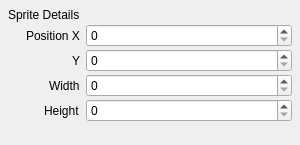
thunder-engine/thunder, file worldeditor/src/editors/textureedit/spriteelement.ui: the form before one commit.
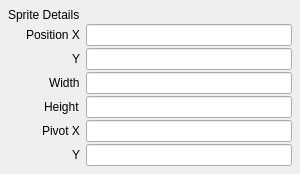
The form after the commit.

Commit message: - Documentation for Sprite class - Pivot points for the sprites

Diff of the .ui file:
```diff
--- a/worldeditor/src/editors/textureedit/spriteelement.ui
+++ b/worldeditor/src/editors/textureedit/spriteelement.ui
@@ -7,7 +7,7 @@
     <x>0</x>
     <y>0</y>
     <width>300</width>
-    <height>145</height>
+    <height>163</height>
    </rect>
   </property>
   <property name="windowTitle">
@@ -63,34 +63,6 @@
      </property>
     </widget>
    </item>
-   <item row="4" column="1">
-    <widget class="QSpinBox" name="wSpinBox">
-     <property name="maximum">
-      <number>65535</number>
-     </property>
-    </widget>
-   </item>
-   <item row="5" column="1">
-    <widget class="QSpinBox" name="hSpinBox">
-     <property name="maximum">
-      <number>65535</number>
-     </property>
-    </widget>
-   </item>
-   <item row="3" column="1">
-    <widget class="QSpinBox" name="ySpinBox">
-     <property name="maximum">
-      <number>65535</number>
-     </property>
-    </widget>
-   </item>
-   <item row="2" column="1">
-    <widget class="QSpinBox" name="xSpinBox">
-     <property name="maximum">
-      <number>65535</number>
-     </property>
-    </widget>
-   </item>
    <item row="2" column="0">
     <widget class="QLabel" name="xLabel">
      <property name="text">
@@ -98,6 +70,38 @@
      </property>
     </widget>
    </item>
+   <item row="6" column="1">
+    <widget class="QLineEdit" name="pivotXEdit"/>
+   </item>
+   <item row="6" column="0">
+    <widget class="QLabel" name="pivotX">
+     <property name="text">
+      <string>Pivot X</string>
+     </property>
+    </widget>
+   </item>
+   <item row="7" column="1">
+    <widget class="QLineEdit" name="pivotYEdit"/>
+   </item>
+   <item row="7" column="0">
+    <widget class="QLabel" name="pivotY">
+     <property name="text">
+      <string>Y</string>
+     </property>
+    </widget>
+   </item>
+   <item row="5" column="1">
+    <widget class="QLineEdit" name="hEdit"/>
+   </item>
+   <item row="4" column="1">
+    <widget class="QLineEdit" name="wEdit"/>
+   </item>
+   <item row="3" column="1">
+    <widget class="QLineEdit" name="yEdit"/>
+   </item>
+   <item row="2" column="1">
+    <widget class="QLineEdit" name="xEdit"/>
+   </item>
   </layout>
  </widget>
  <resources/>
```
The commit also changes 8 other files.
